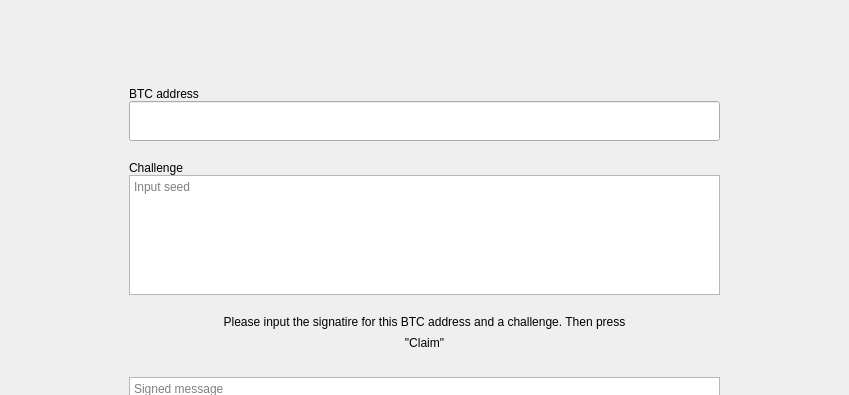
Qt form windows/m_airdropforbtc.ui (0xkobe/mwc-wallet) before a commit; both pictures show x 0 to 849 and y 0 to 395 of the 849 by 694 pixel window.
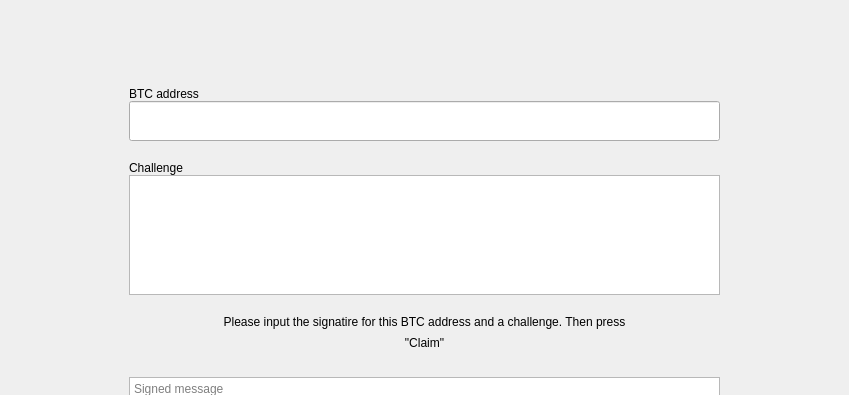
The same form after that commit. Custom widgets are drawn as their Qt base class.

```diff
--- a/windows/m_airdropforbtc.ui
+++ b/windows/m_airdropforbtc.ui
@@ -131,9 +131,6 @@
          <property name="acceptRichText">
           <bool>false</bool>
          </property>
-         <property name="placeholderText">
-          <string>Input seed</string>
-         </property>
         </widget>
        </item>
        <item>
```
